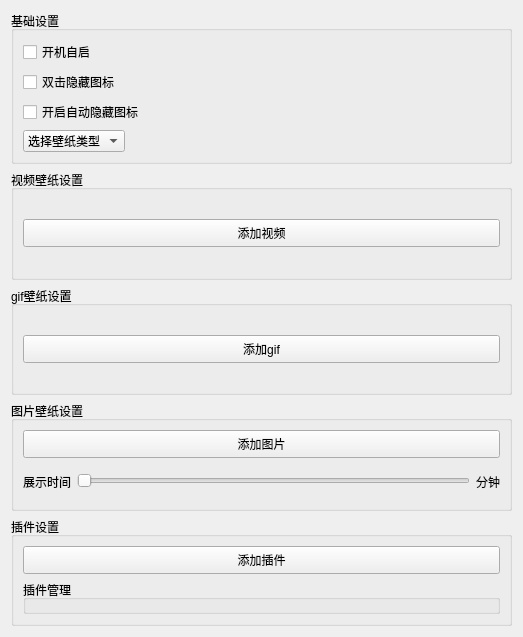
Above: DesktopManager/components/settingwidget.ui from PureBulb/BulbDesktop before the change. Below: the same form after it.
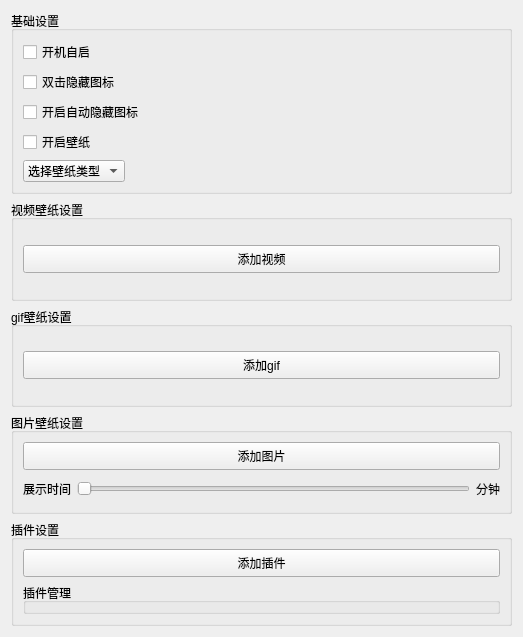
That is the form after the change.

```diff
--- a/DesktopManager/components/settingwidget.ui
+++ b/DesktopManager/components/settingwidget.ui
@@ -53,6 +53,13 @@
         </property>
        </widget>
       </item>
+      <item>
+       <widget class="QCheckBox" name="startWallpaperCheckbox">
+        <property name="text">
+         <string>开启壁纸</string>
+        </property>
+       </widget>
+      </item>
       <item>
        <layout class="QHBoxLayout" name="horizontalLayout_4">
         <item>
```
